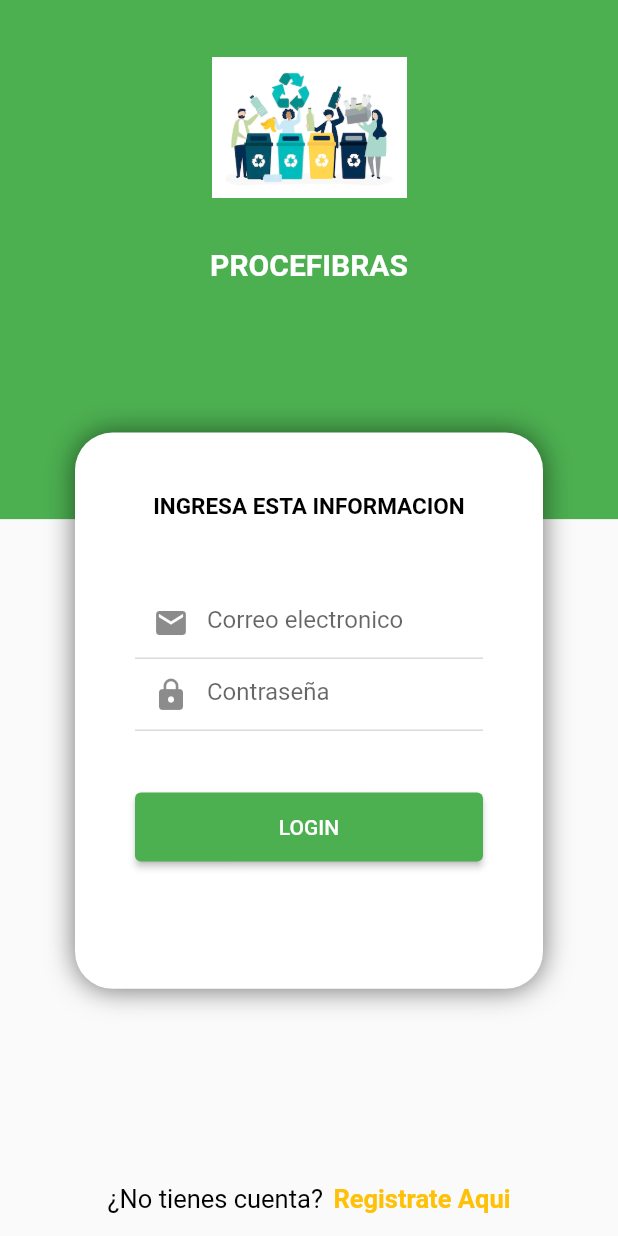
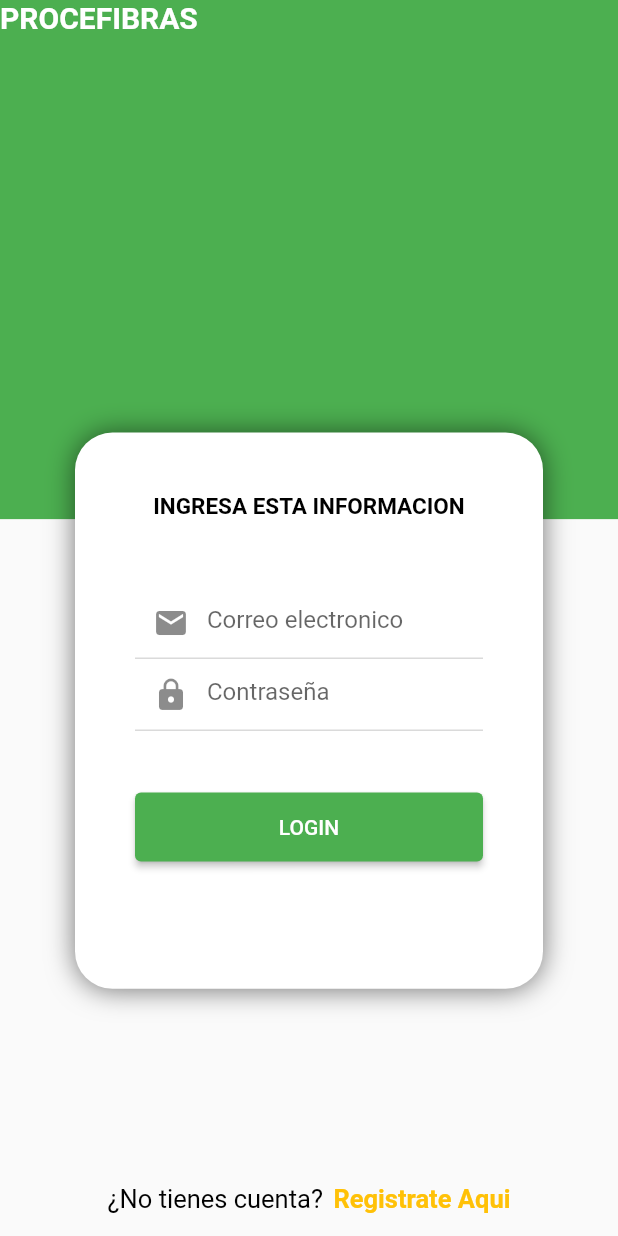
Before and after one commit to JoelDelgado1999/FLUTTER_RECICLANDO, a Flutter app: the screen it shows after launch, on a phone screen of 412 x 824 dp. Run offline on Flutter 3.47's test engine with Material 2 defaults, Android fonts, the phone set to English and light mode, and no system bars; our stand-ins replace get.

Commit message:
cambios de prueba

```diff
--- a/lib/src/pages/login/pagina_login.dart
+++ b/lib/src/pages/login/pagina_login.dart
@@ -18,7 +18,7 @@ class PaginaLogin extends StatelessWidget {
           _boxForm(context),
           Column(
             // POSICIONAR ELEMENTOS UNO DEBAJO DEL OTRO (VERTICAL)
-            children: [_imageCover(), _textAppName()],
+            children: [_textAppName()],
           ),
         ],
       ),
@@ -143,17 +143,5 @@ class PaginaLogin extends StatelessWidget {
   }
 
   // PRIVADO
-  Widget _imageCover() {
-    return SafeArea(
-      child: Container(
-        margin: EdgeInsets.only(top: 20, bottom: 15),
-        alignment: Alignment.center,
-        child: Image.asset(
-          'assets/img/login.png',
-          width: 130,
-          height: 130,
-        ),
-      ),
-    );
-  }
+
 }
```
